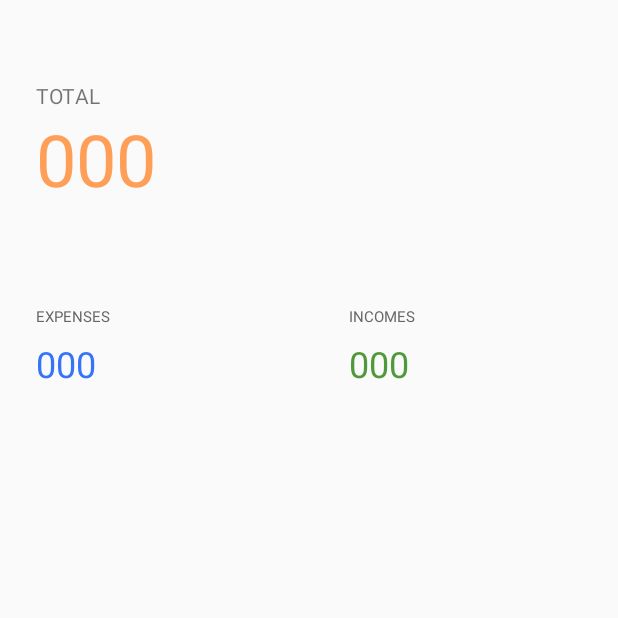
After one commit to druespin/LoftMoney, an Android app: the fragment BalanceFragment shown on its own in the app's theme, on a phone screen of 412 x 824 dp, the top half of it. The commit adds this screen. Run offline under Robolectric (Android 15) with nearby library versions, the phone set to English and light mode, and no system bars; our stand-ins replace RxJava; network calls fail.

Commit message:
fragment created (#9)
* action mode done

* remove items done

* fragment created

* custom view added

* corrections

```diff
--- a/app/build.gradle
+++ b/app/build.gradle
@@ -27,6 +27,7 @@ android {
             proguardFiles getDefaultProguardFile('proguard-android-optimize.txt'), 'proguard-rules.pro'
         }
     }
+
 }
 
 dependencies {
--- a/app/src/main/AndroidManifest.xml
+++ b/app/src/main/AndroidManifest.xml
@@ -12,6 +12,7 @@
         android:roundIcon="@mipmap/ic_launcher_round"
         android:supportsRtl="true"
         android:theme="@style/AppTheme"
+        android:hardwareAccelerated="true"
         tools:ignore="GoogleAppIndexingWarning">
 
         <activity android:name=".WelcomeActivity">
@@ -25,7 +26,6 @@
 
         <activity android:name=".AddItemActivity" android:theme="@style/AddItemTheme"/>
 
-
     </application>
 
 </manifest>
--- /dev/null
+++ b/app/src/main/java/com/example/loftmoney/BalanceFragment.kt
@@ -0,0 +1,93 @@
+package com.example.loftmoney
+
+import android.content.Context
+import android.os.Bundle
+import android.view.LayoutInflater
+import android.view.View
+import android.view.ViewGroup
+import androidx.core.content.ContextCompat
+import androidx.fragment.app.Fragment
+import com.example.loftmoney.customview.DiagramView
+import com.example.loftmoney.web.ApiService
+import io.reactivex.android.schedulers.AndroidSchedulers
+import io.reactivex.disposables.CompositeDisposable
+import io.reactivex.schedulers.Schedulers
+import kotlinx.android.synthetic.main.fragment_balance.*
+import kotlin.math.exp
+
+
+class BalanceFragment : Fragment() {
+
+    private val disposable = CompositeDisposable()
+    private var expense: Int = 0
+    private var income: Int = 0
+
+    override fun onCreateView(
+        inflater: LayoutInflater,
+        container: ViewGroup?,
+        savedInstanceState: Bundle?
+    ): View? {
+        return inflater.inflate(R.layout.fragment_balance, container, false)
+    }
+
+    override fun onViewCreated(view: View, savedInstanceState: Bundle?) {
+        super.onViewCreated(view, savedInstanceState)
+
+        getBalance()
+    }
+
+    override fun onResume() {
+        super.onResume()
+        getBalance()
+    }
+
+    override fun onStop() {
+        super.onStop()
+        disposable.clear()
+    }
+
+    private fun getBalance() {
+        val sharedPrefs = activity?.getSharedPreferences(
+                                            getString(R.string.app_name), Context.MODE_PRIVATE)
+        val authToken = sharedPrefs?.getString(AUTH_TOKEN_KEY, "no-token")!!
+        val getResponseFromApi = ApiService.createApiService.getBalance(authToken)
+
+        disposable.add(getResponseFromApi
+            .observeOn(AndroidSchedulers.mainThread())
+            .subscribeOn(Schedulers.io())
+            .subscribe({
+                if (it.status == "success") {
+                    expense = it.totalExpense.toInt()
+                    income = it.totalIncome.toInt()
+
+                    calculateView(expense, income)
+                    setFields(expense, income)
+                }
+            },
+                {
+                    it.localizedMessage
+                })
+        )
+    }
+
+    private fun setFields(expense: Int, income: Int) {
+        val balanceText = "${(income - expense)}₽"
+        val expenseText = "${expense}₽"
+        val incomeText = "${income}₽"
+        total_balance.text = balanceText
+        total_expense.text = expenseText
+        total_income.text = incomeText
+    }
+
+    private fun calculateView(expense: Int, income: Int) {
+        var expenseRate = 0
+        var incomeRate = 0
+
+        val total = expense + income
+        if (total != 0) {
+            expenseRate = 1000 * expense / total
+            incomeRate = 1000 * income / total
+        }
+        diagram_view.setRates(expenseRate, incomeRate)
+    }
+}
--- /dev/null
+++ b/app/src/main/java/com/example/loftmoney/customview/DiagramView.kt
@@ -0,0 +1,54 @@
+package com.example.loftmoney.customview
+
+import android.content.Context
+import android.graphics.Canvas
+import android.graphics.Paint
+import android.graphics.Rect
+import android.util.AttributeSet
+import android.view.View
+import androidx.core.content.ContextCompat
+import com.example.loftmoney.R
+
+
+class DiagramView : View {
+    constructor(context: Context?) : super(context)
+    constructor(context: Context?, attrs: AttributeSet?) : super(context, attrs)
+    constructor(context: Context?, attrs: AttributeSet?, defStyleAttr: Int) : super(
+        context,
+        attrs,
+        defStyleAttr
+    )
+
+    private var expenseWidth = 0
+    private var incomeWidth = 0
+
+    private val expensePaint = Paint(Paint.ANTI_ALIAS_FLAG).apply {
+        style = Paint.Style.FILL
+        color = ContextCompat.getColor(context, R.color.expense_text_color)
+    }
+    private val incomePaint = Paint(Paint.ANTI_ALIAS_FLAG).apply {
+        style = Paint.Style.FILL
+        color = ContextCompat.getColor(context, R.color.income_text_color)
+    }
+
+
+    private lateinit var expenseRect: Rect
+    private lateinit var incomeRect: Rect
+
+
+    fun setRates(expense: Int, income: Int) {
+        expenseWidth = expense
+        incomeWidth = income
+        invalidate()
+    }
+
+    override fun dispatchDraw(canvas: Canvas?) {
+        super.dispatchDraw(canvas)
+
+        expenseRect = Rect(0,0, expenseWidth,150)
+        incomeRect = Rect(0,200, incomeWidth,350)
+
+        canvas?.drawRect(expenseRect, expensePaint)
+        canvas?.drawRect(incomeRect, incomePaint)
+    }
+}
--- a/app/src/main/java/com/example/loftmoney/web/ApiSevice.kt
+++ b/app/src/main/java/com/example/loftmoney/web/ApiSevice.kt
@@ -27,8 +27,7 @@ interface ApiService {
 
     @POST("items/remove")
     fun removeItem(@Query("id") itemId: Int,
-                   @Query("auth-token") authToken: String?): Observable<StatusAndItemId>
-
+                   @Query("auth-token") authToken: String): Observable<StatusAndItemId>
 
     @GET("auth")
     fun getTokenForUser(@Query("social_user_id") userId: String): Observable<AuthResponse>
@@ -38,7 +37,7 @@ interface ApiService {
     fun logout(): Observable<Status>
 
     @GET("balance")
-    fun getBalance(): Observable<Balance>
+    fun getBalance(@Query("auth-token") authToken: String): Observable<Balance>
 
 
     companion object {
--- a/app/src/main/java/com/example/loftmoney/web/ResponseDataModels.kt
+++ b/app/src/main/java/com/example/loftmoney/web/ResponseDataModels.kt
@@ -22,7 +22,7 @@ data class StatusAndItemId(val status: String, val itemId: Int)  // for remove r
 
 data class Balance(
     val status: String,
-    val totalExpense: String,
-    val totalIncome: String
-
+    val balance: Int,
+    @SerializedName("total_income") val totalIncome: String,
+    @SerializedName("total_expenses") val totalExpense: String
 )
--- /dev/null
+++ b/app/src/main/res/color/tab_text_color.xml
@@ -0,0 +1,6 @@
+<?xml version="1.0" encoding="utf-8"?>
+<selector xmlns:android="http://schemas.android.com/apk/res/android">
+
+    <item android:color="@color/white" android:state_activated="true"/>
+    <item android:color="#8baaef" android:state_activated="false"/>
+</selector>
--- a/app/src/main/res/layout/activity_main.xml
+++ b/app/src/main/res/layout/activity_main.xml
@@ -26,7 +26,7 @@
             android:layout_width="match_parent"
             android:layout_height="wrap_content"
             android:background="@color/colorApp"
-            app:tabTextColor="@color/tabs_text" />
+            app:tabTextColor="@color/tab_text_color" />
     </com.google.android.material.appbar.AppBarLayout>
 
     <androidx.viewpager.widget.ViewPager
--- /dev/null
+++ b/app/src/main/res/layout/fragment_balance.xml
@@ -0,0 +1,103 @@
+<?xml version="1.0" encoding="utf-8"?>
+<LinearLayout xmlns:android="http://schemas.android.com/apk/res/android"
+    android:orientation="vertical"
+    android:layout_width="match_parent"
+    android:layout_height="match_parent">
+
+    <LinearLayout
+        android:layout_width="match_parent"
+        android:layout_height="wrap_content"
+        android:orientation="vertical"
+        android:paddingStart="24dp"
+        android:paddingTop="54dp"
+        android:paddingBottom="40dp">
+
+        <TextView
+            android:layout_width="wrap_content"
+            android:layout_height="wrap_content"
+            android:text="@string/funds"
+            android:textSize="14dp"/>
+
+        <TextView
+            android:id="@+id/total_balance"
+            android:layout_width="wrap_content"
+            android:layout_height="wrap_content"
+            android:text="000"
+            android:textSize="48dp"
+            android:textColor="@color/funds_color"/>
+    </LinearLayout>
+
+    <LinearLayout
+        android:layout_width="match_parent"
+        android:layout_height="wrap_content"
+        android:orientation="horizontal">
+
+        <LinearLayout
+            android:layout_width="wrap_content"
+            android:layout_height="wrap_content"
+            android:layout_weight="1"
+            android:paddingTop="26dp"
+            android:paddingBottom="26dp"
+            android:paddingStart="24dp"
+            android:orientation="vertical">
+
+            <TextView
+                android:layout_width="wrap_content"
+                android:layout_height="wrap_content"
+                android:text="@string/expenses"
+                android:textSize="10dp"
+                android:textColor="@color/item_name_color"/>
+
+            <TextView
+                android:id="@+id/total_expense"
+                android:layout_width="wrap_content"
+                android:layout_height="wrap_content"
+                android:text="000"
+                android:textSize="24dp"
+                android:textColor="@color/expense_text_color"
+                android:layout_marginTop="8dp"/>
+        </LinearLayout>
+        <LinearLayout
+            android:layout_width="wrap_content"
+            android:layout_height="wrap_content"
+            android:layout_weight="1"
+            android:paddingTop="26dp"
+            android:paddingBottom="26dp"
+            android:paddingStart="24dp"
+            android:orientation="vertical">
+
+            <TextView
+                android:layout_width="wrap_content"
+                android:layout_height="wrap_content"
+                android:text="@string/incomes"
+                android:textSize="10dp"
+                android:textColor="@color/item_name_color"/>
+
+            <TextView
+                android:id="@+id/total_income"
+                android:layout_width="wrap_content"
+                android:layout_height="wrap_content"
+                android:text="000"
+                android:textSize="24dp"
+                android:layout_marginTop="8dp"
+                android:textColor="@color/income_text_color"/>
+        </LinearLayout>
+    </LinearLayout>
+
+    <LinearLayout
+        android:layout_width="match_parent"
+        android:layout_height="wrap_content"
+        android:orientation="vertical"
+        android:paddingStart="24dp"
+        android:paddingEnd="24dp"
+        android:paddingTop="40dp">
+
+        <com.example.loftmoney.customview.DiagramView
+            android:id="@+id/diagram_view"
+            android:layout_width="wrap_content"
+            android:layout_height="wrap_content"
+            />
+
+    </LinearLayout>
+
+</LinearLayout>
--- a/app/src/main/res/values/colors.xml
+++ b/app/src/main/res/values/colors.xml
@@ -15,4 +15,5 @@
     <color name="action_mode_color">#333f59</color>
     <color name="item_selected_color">#aeaeae</color>
     <color name="budget_item_text_color">#666664</color>
+    <color name="funds_color">#ff9e57</color>
 </resources>
--- a/app/src/main/res/values/strings.xml
+++ b/app/src/main/res/values/strings.xml
@@ -14,4 +14,6 @@
     <string name="confirm_remove_message">Do you really want to remove selected items?</string>
     <string name="ok_text">OK</string>
     <string name="cancel_text">Cancel</string>
+    <string name="balance">BALANCE</string>
+    <string name="funds">TOTAL</string>
 </resources>
```
Also changed, not shown: app/src/main/java/com/example/loftmoney/BudgetFragment.kt (+8 -4 lines), app/src/main/java/com/example/loftmoney/MainActivity.kt (+37 -10 lines), 1 other file.
